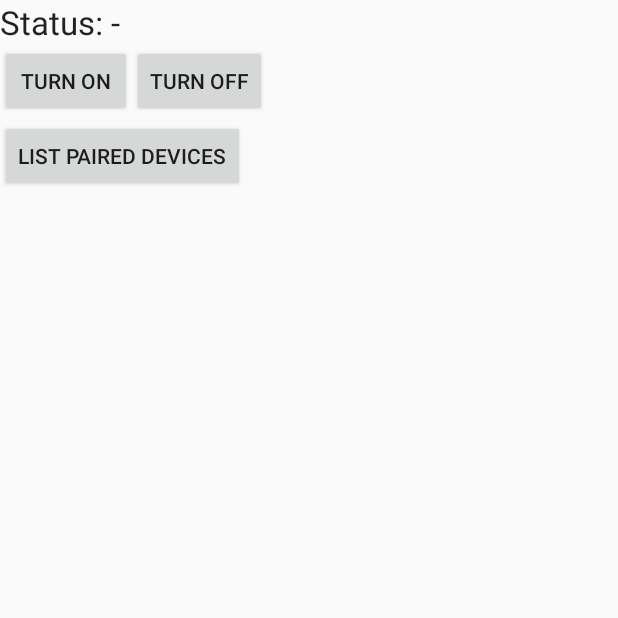
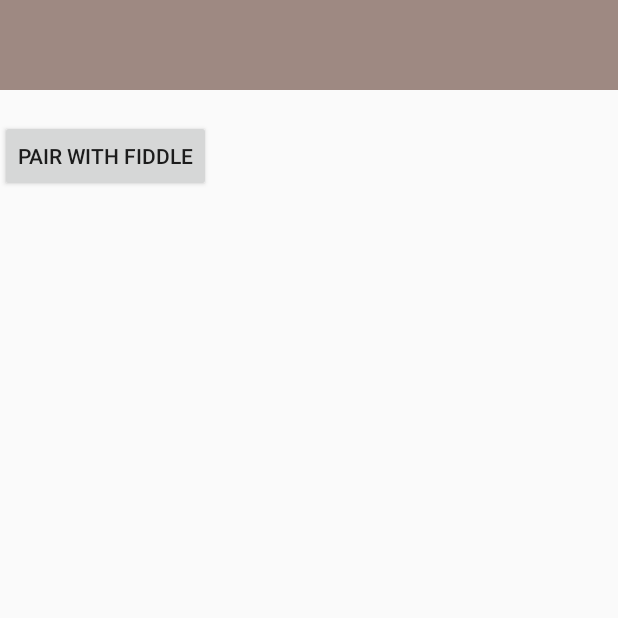
Before and after one commit to rachellejane/DevelopHerHackathonApp, an Android app: the screen it shows after launch (MainActivity), on a phone screen of 412 x 824 dp, the top half of it. Run offline under Robolectric (Android 15) with nearby library versions, the phone set to English and light mode, and no system bars.

Commit message:
Began creating the UI

```diff
--- a/app/src/main/AndroidManifest.xml
+++ b/app/src/main/AndroidManifest.xml
@@ -12,7 +12,8 @@
         android:theme="@style/AppTheme" >
         <activity
             android:name=".MainActivity"
-            android:label="@string/app_name" >
+            android:label="@string/app_name"
+            android:screenOrientation="portrait">
             <intent-filter>
                 <action android:name="android.intent.action.MAIN" />
 
--- a/app/src/main/java/com/example/rachelle/hackathonsample/MainActivity.java
+++ b/app/src/main/java/com/example/rachelle/hackathonsample/MainActivity.java
@@ -36,16 +36,12 @@ import android.widget.Toast;
 public class MainActivity extends Activity {
 
     private static final int REQUEST_ENABLE_BT = 1;
-    private static final String UUID_SERIAL_PORT_PROFILE
-            = "00001101-0000-1000-8000-00805F9B34FB";
+    private static final String UUID_SERIAL_PORT_PROFILE = "00001101-0000-1000-8000-00805F9B34FB";
     private static final String TAG = "MainActivity: ";
+    private static final String NAME_BLUETOOTH_MODULE="HC-06";
+    private static final String NAME_APP = "Fiddle";
 
-
-    private Button onBtn;
-    private Button offBtn;
     private Button listBtn;
-    private Button findBtn;
-    private TextView text;
     private BluetoothAdapter myBluetoothAdapter;
     private Set<BluetoothDevice> pairedDevices;
     private List<BluetoothDevice> pairedDevicesList;
@@ -60,38 +56,14 @@ public class MainActivity extends Activity {
         super.onCreate(savedInstanceState);
         setContentView(R.layout.activity_main);
 
-        // take an instance of BluetoothAdapter - Bluetooth radio
+        // take an instance of BluetoothAdapter
         myBluetoothAdapter = BluetoothAdapter.getDefaultAdapter();
         if(myBluetoothAdapter == null) {
-            onBtn.setEnabled(false);
-            offBtn.setEnabled(false);
             listBtn.setEnabled(false);
-            text.setText("Status: not supported");
 
             Toast.makeText(getApplicationContext(),"Your device does not support Bluetooth",
                     Toast.LENGTH_LONG).show();
         } else {
-            text = (TextView) findViewById(R.id.text);
-            onBtn = (Button)findViewById(R.id.turnOn);
-            onBtn.setOnClickListener(new OnClickListener() {
-
-                @Override
-                public void onClick(View v) {
-                    // TODO Auto-generated method stub
-                    on(v);
-                }
-            });
-
-            offBtn = (Button)findViewById(R.id.turnOff);
-            offBtn.setOnClickListener(new OnClickListener() {
-
-                @Override
-                public void onClick(View v) {
-                    // TODO Auto-generated method stub
-                    off(v);
-                }
-            });
-
             listBtn = (Button)findViewById(R.id.paired);
             listBtn.setOnClickListener(new OnClickListener() {
 
@@ -128,10 +100,8 @@ public class MainActivity extends Activity {
     protected void onActivityResult(int requestCode, int resultCode, Intent data) {
         // TODO Auto-generated method stub
         if(requestCode == REQUEST_ENABLE_BT){
-            if(myBluetoothAdapter.isEnabled()) {
-                text.setText("Status: Enabled");
-            } else {
-                text.setText("Status: Disabled");
+            if(!myBluetoothAdapter.isEnabled()) {
+                Toast.makeText(MainActivity.this, "Please enable bluetooth to use this app!", Toast.LENGTH_LONG).show();
             }
         }
     }
@@ -143,8 +113,10 @@ public class MainActivity extends Activity {
 
         // put it's one to the adapter
         for(BluetoothDevice device : pairedDevices) {
-            BTArrayAdapter.add(device.getName() + "\n" + device.getAddress());
-            pairedDevicesList.add(device);
+            if (device.getName().equalsIgnoreCase(NAME_BLUETOOTH_MODULE)){
+                BTArrayAdapter.add(NAME_APP);
+                pairedDevicesList.add(device);
+            }
         }
 
         for (BluetoothDevice device : pairedDevicesList){
@@ -186,7 +158,6 @@ public class MainActivity extends Activity {
 
     public void off(View view){
         myBluetoothAdapter.disable();
-        text.setText("Status: Disconnected");
 
         Toast.makeText(getApplicationContext(),"Bluetooth turned off",
                 Toast.LENGTH_LONG).show();
--- a/app/src/main/res/layout/activity_main.xml
+++ b/app/src/main/res/layout/activity_main.xml
@@ -4,32 +4,12 @@
     android:layout_height="match_parent"
     tools:context=".MainActivity" >
 
-    <TextView
-        android:id="@+id/text"
-        android:layout_width="wrap_content"
-        android:layout_height="wrap_content"
-        android:textAppearance="?android:attr/textAppearanceLarge"
-        android:text="@string/Text" />
+    <Toolbar
+        android:layout_width="match_parent"
+        android:layout_height="60dip"
+        android:background="@color/light_brown">
 
-    <LinearLayout
-        android:layout_width="match_parent"
-        android:layout_height="wrap_content"
-        android:orientation="horizontal"
-        android:layout_marginTop="30dp" >
-
-        <Button
-            android:id="@+id/turnOn"
-            android:layout_width="wrap_content"
-            android:layout_height="wrap_content"
-            android:text="@string/on" />
-
-        <Button
-            android:id="@+id/turnOff"
-            android:layout_width="wrap_content"
-            android:layout_height="wrap_content"
-            android:text="@string/off" />
-
-    </LinearLayout>
+    </Toolbar>
 
 
     <LinearLayout
--- /dev/null
+++ b/app/src/main/res/values/colors.xml
@@ -0,0 +1,4 @@
+<?xml version="1.0" encoding="utf-8"?>
+<resources>
+    <color name="light_brown">#9E8982</color>
+</resources>
--- a/app/src/main/res/values/strings.xml
+++ b/app/src/main/res/values/strings.xml
@@ -6,6 +6,6 @@
     <string name="Text">Status: -</string>
     <string name="on">Turn On</string>
     <string name="off">Turn Off</string>
-    <string name="List">List paired Devices</string>
+    <string name="List">Pair with Fiddle</string>
     <string name="Find">Search new Devices / Cancel</string>
 </resources>
```
